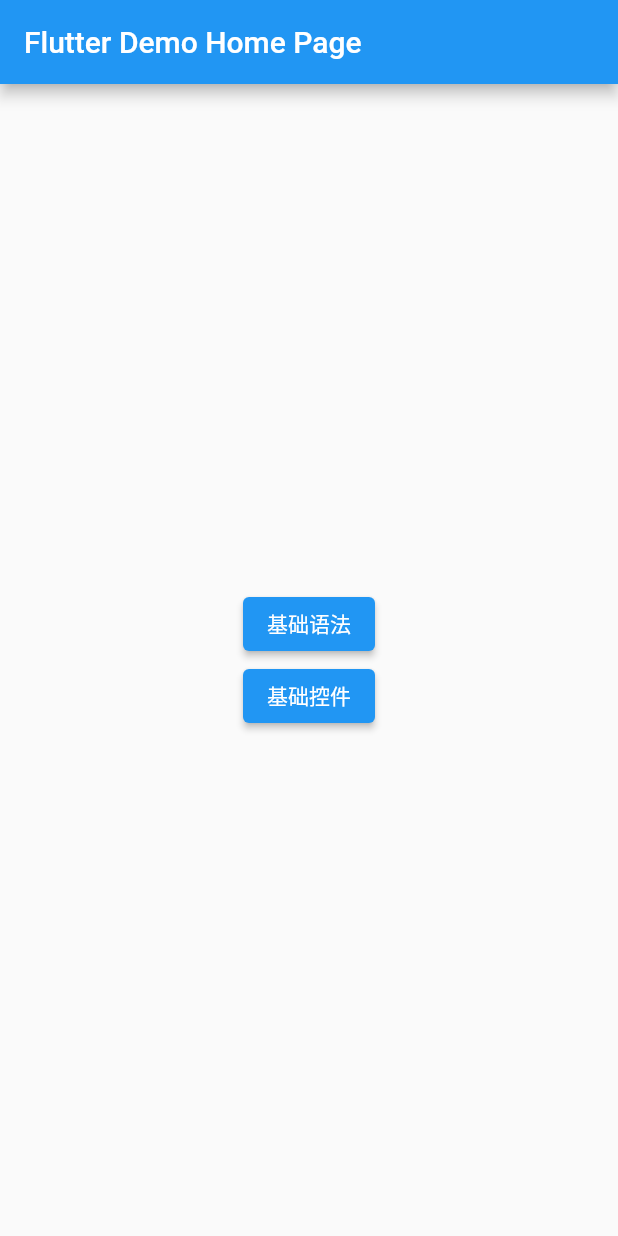
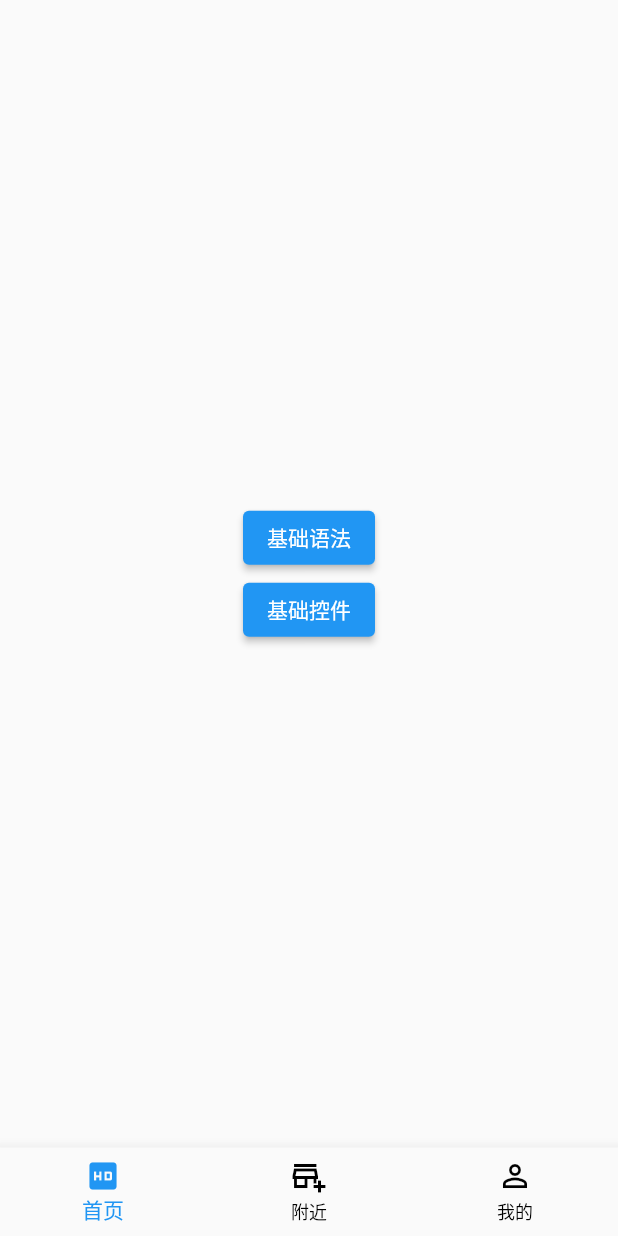
Before and after one commit to terry9309/flutter_demo, a Flutter app: the screen it shows after launch, on a phone screen of 412 x 824 dp. Run offline on Flutter 3.47's test engine with Material 2 defaults, Android fonts, the phone set to English and light mode, and no system bars; our stand-ins replace fluttertoast, permission_handler; missing offline and left inert: dart:ffi.

Commit message:
基础控件

```diff
--- a/lib/main.dart
+++ b/lib/main.dart
@@ -7,6 +7,7 @@ import 'package:flutter/material.dart';
 import 'package:flutter/services.dart';
 import 'package:flutter_demo/base/dartbase.dart';
 import 'package:flutter_demo/weight/base_weight.dart';
+import 'package:flutter_demo/weight/tabs.dart';
 
 
 
@@ -86,8 +87,10 @@ class _MyHomePageState extends State<MyHomePage> {
 
   @override
   Widget build(BuildContext context) {
+    return const MaterialApp(home: Tabs());
 
-    return Scaffold(
+
+    /*return Scaffold(
       appBar: AppBar(
         title: Text(widget.title),
       ),
@@ -114,7 +117,7 @@ class _MyHomePageState extends State<MyHomePage> {
         ),
       ),
 
-    );
+    );*/
   }
 
 
--- /dev/null
+++ b/lib/page/home_page.dart
@@ -0,0 +1,44 @@
+
+import 'package:flutter/material.dart';
+
+import '../base/dartbase.dart';
+import '../weight/base_weight.dart';
+
+class HomePage extends StatelessWidget{
+
+
+
+  const HomePage({Key? key}) : super(key: key);
+
+
+
+  @override
+  Widget build(BuildContext context) {
+    return Scaffold(
+      body: Center(
+        child: Column(
+          mainAxisAlignment: MainAxisAlignment.center,
+          children: <Widget>[
+            ElevatedButton(onPressed: (){
+              Navigator.push(context, MaterialPageRoute(builder: (context) {
+                return const DartBase();
+              }));
+
+
+            }, child: const Text("基础语法")),
+
+            ElevatedButton(onPressed: (){
+              Navigator.push(context, MaterialPageRoute(builder: (context) {
+                return const BaseWeight();
+              }));
+
+
+            }, child: const Text("基础控件"))
+          ],
+        ),
+      ),
+
+    );
+  }
+
+}
--- /dev/null
+++ b/lib/weight/tabs.dart
@@ -0,0 +1,81 @@
+
+
+import 'package:flutter/material.dart';
+import 'package:flutter_demo/page/home_page.dart';
+import 'package:flutter_demo/page/mine_page.dart';
+import 'package:flutter_demo/page/near_page.dart';
+
+class Tabs  extends StatefulWidget{
+
+
+
+     const Tabs({Key? key}) : super(key: key);
+
+     @override
+    _TabsState createState() => _TabsState();
+
+
+
+
+
+}
+
+
+class _TabsState extends State<Tabs>{
+
+   int _curIndex = 0;
+
+   List _pageList = [
+          HomePage(),
+          NearPage(),
+          MinePage(),
+   ];
+
+
+  @override
+  Widget build(BuildContext context) {
+
+    return Scaffold(
+
+         body: _pageList[_curIndex],
+
+        bottomNavigationBar: BottomNavigationBar(
+           currentIndex: _curIndex,
+
+           onTap: (int i){
+             setState((){
+               _curIndex = i;
+
+             });
+           },
+
+          iconSize: 24,
+
+          type: BottomNavigationBarType.fixed,
+
+          unselectedItemColor: Colors.black,
+
+          selectedItemColor: Colors.blue,
+
+          items: const [
+            BottomNavigationBarItem(
+                activeIcon: Icon(Icons.hd),
+                icon:Icon(Icons.home),
+                label: ("首页")
+            ),
+
+            BottomNavigationBarItem(icon: Icon(Icons.add_business_outlined),label: ("附近")),
+            BottomNavigationBarItem(
+                icon: Icon(Icons.person_outline),label: ("我的")),
+
+
+          ],
+
+        ),
+
+    );
+  }
+
+
+
+}
```
Also changed, not shown: lib/page/mine_page.dart (added, +19 -0 lines), lib/page/near_page.dart (added, +17 -0 lines), lib/weight/base_weight.dart (+34 -1 lines), lib/weight/list_title_page.dart (added, +102 -0 lines), lib/weight/row_column_page.dart (added, +67 -0 lines), lib/weight/text_field_page.dart (added, +270 -0 lines), assets/images/case1.png (added).
